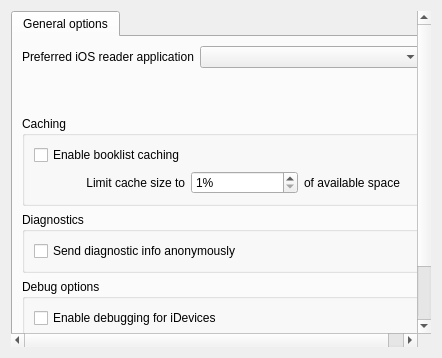
Old version of the form widgets/main.ui in the repository Philantrop/calibre-ios-reader-applications.
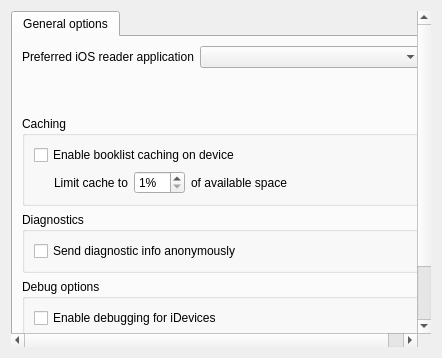
New version of the form. Icons and pictures are not drawn.

Commit message: Only show caching controls in config dialog when preferred reader app supports caching.

Diff of the .ui file:
```diff
--- a/widgets/main.ui
+++ b/widgets/main.ui
@@ -177,18 +177,31 @@
               <string>Caching</string>
              </property>
              <layout class="QGridLayout" name="gridLayout_4">
-              <item row="1" column="0">
+              <item row="0" column="0" colspan="5">
+               <widget class="QCheckBox" name="device_booklist_caching_cb">
+                <property name="text">
+                 <string>Enable booklist caching on device</string>
+                </property>
+               </widget>
+              </item>
+              <item row="1" column="1" colspan="2">
                <widget class="QLabel" name="label_2">
                 <property name="text">
-                 <string>Limit cache size to</string>
+                 <string>Limit cache to</string>
                 </property>
                 <property name="alignment">
-                 <set>Qt::AlignRight|Qt::AlignTrailing|Qt::AlignVCenter</set>
+                 <set>Qt::AlignLeading|Qt::AlignLeft|Qt::AlignVCenter</set>
                 </property>
                </widget>
               </item>
-              <item row="1" column="1">
+              <item row="1" column="3">
                <widget class="QSpinBox" name="device_booklist_cache_limit_sb">
+                <property name="sizePolicy">
+                 <sizepolicy hsizetype="Maximum" vsizetype="Fixed">
+                  <horstretch>0</horstretch>
+                  <verstretch>0</verstretch>
+                 </sizepolicy>
+                </property>
                 <property name="suffix">
                  <string>%</string>
                 </property>
@@ -200,19 +213,25 @@
                 </property>
                </widget>
               </item>
-              <item row="1" column="2">
+              <item row="1" column="4">
                <widget class="QLabel" name="label_3">
                 <property name="text">
                  <string>of available space</string>
                 </property>
                </widget>
               </item>
-              <item row="0" column="0">
-               <widget class="QCheckBox" name="device_booklist_caching_cb">
-                <property name="text">
-                 <string>Enable booklist caching</string>
+              <item row="1" column="5">
+               <spacer name="horizontalSpacer_right">
+                <property name="orientation">
+                 <enum>Qt::Horizontal</enum>
                 </property>
-               </widget>
+                <property name="sizeHint" stdset="0">
+                 <size>
+                  <width>40</width>
+                  <height>20</height>
+                 </size>
+                </property>
+               </spacer>
               </item>
              </layout>
             </widget>
```
The commit also changes 1 other file.
